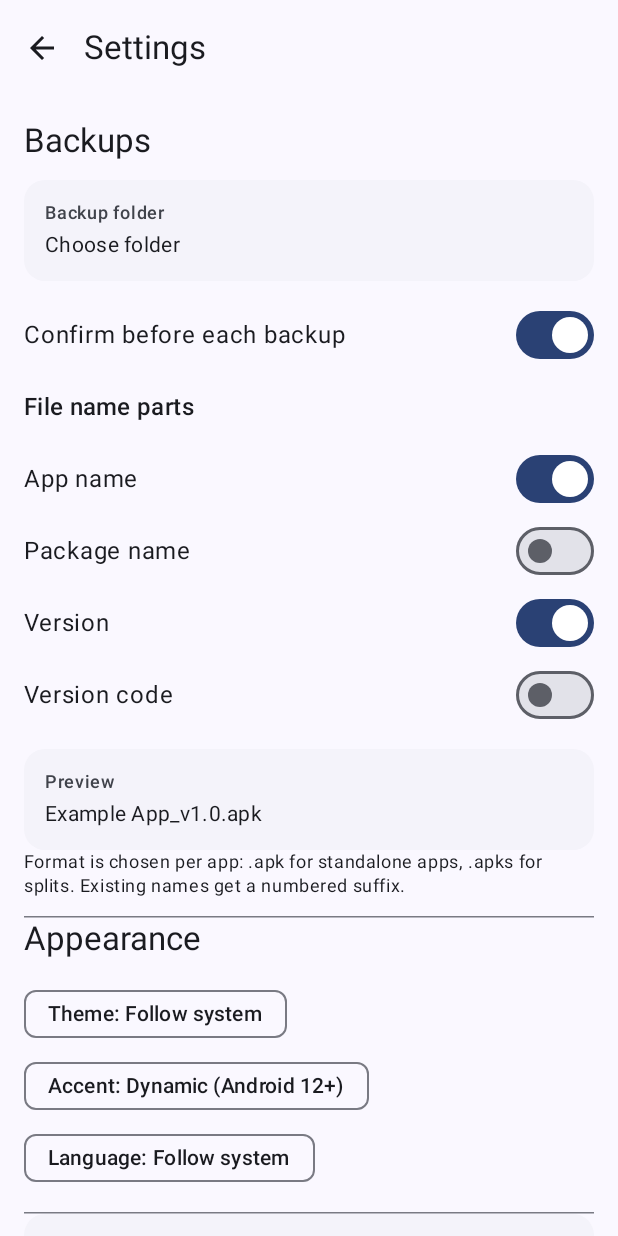
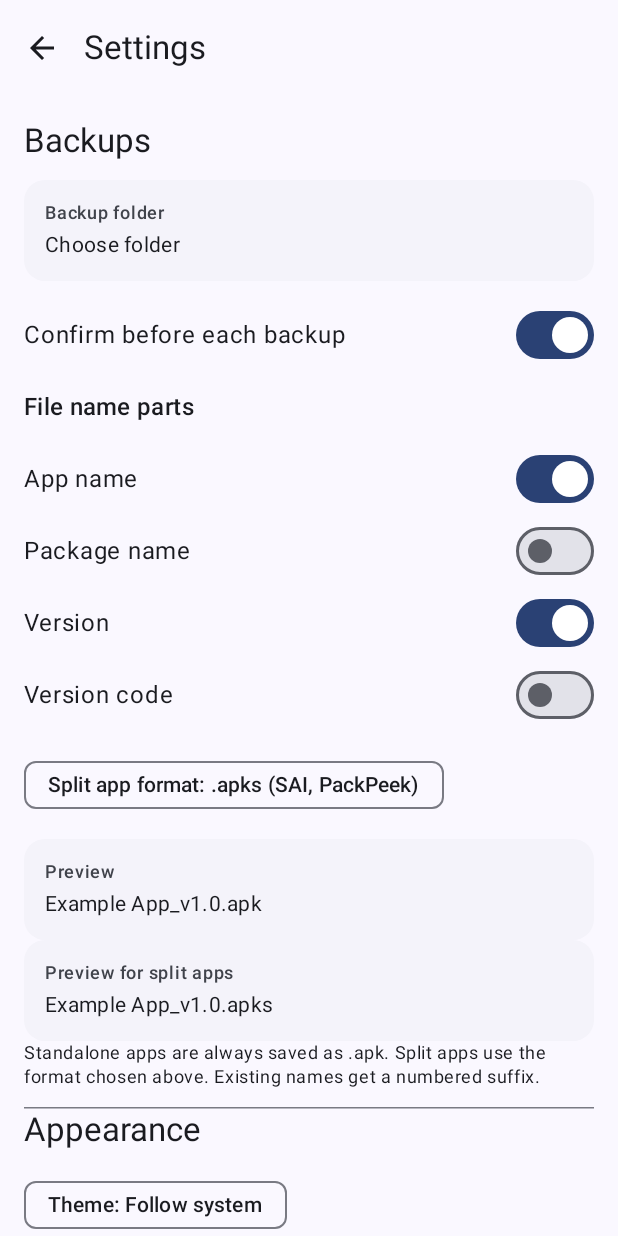
Before and after one commit to dromadi/PackPeek, an Android app built with Jetpack Compose: the SettingsScreen screen opened through its navigation route, on a phone screen of 412 x 824 dp. Run offline under Robolectric (Android 15) with nearby library versions, the phone set to English and light mode, and no system bars; our stand-ins replace Room's generated code; 1 statement that could not run was skipped.

Commit message:
Let users choose the split app output format
Split apps can now be saved as .apks (default), .xapk or .zip from
Settings; standalone apps stay .apk. XAPK output names the base
<package>.apk and each split by its declared split name, and adds a
manifest.json (xapk_version 2) for XAPK installers. List, detail,
confirmation and settings previews show the chosen extension.

Verified on an API 26 emulator with a bundletool split install: the
.xapk held byte-identical APKs and reinstalled with install-multiple.

Co-Authored-By: Claude Opus 5.5 <noreply@anthropic.com>
Claude-Session: https://claude.ai/code/session_012H2ZZbVbWZ825YejzAET6L

```diff
--- a/app/src/main/java/com/packpeek/app/data/SettingsRepository.kt
+++ b/app/src/main/java/com/packpeek/app/data/SettingsRepository.kt
@@ -5,6 +5,7 @@ import androidx.datastore.preferences.SharedPreferencesMigration
 import androidx.datastore.preferences.core.*
 import androidx.datastore.preferences.preferencesDataStore
 import com.packpeek.app.model.NamingConfig
+import com.packpeek.app.model.SplitFormat
 import java.io.IOException
 import kotlinx.coroutines.flow.*
 
@@ -42,6 +43,7 @@ class SettingsRepository(context: Context) {
                         p[booleanPreferencesKey("pkg")] ?: false,
                         p[booleanPreferencesKey("version")] ?: true,
                         p[booleanPreferencesKey("code")] ?: false,
+                        SplitFormat.of(p[stringPreferencesKey("split_format")]),
                     ),
                 )
             }
--- a/app/src/main/java/com/packpeek/app/model/Models.kt
+++ b/app/src/main/java/com/packpeek/app/model/Models.kt
@@ -39,11 +39,26 @@ data class AppRecord(
             }
 }
 
+/** Container for apps installed as base + split APKs. Standalone apps are always .apk. */
+enum class SplitFormat(val extension: String) {
+    /** ZIP of base.apk + splits, read by SAI and PackPeek. */
+    APKS("apks"),
+    /** ZIP with manifest.json, read by APKPure and other XAPK installers. */
+    XAPK("xapk"),
+    /** Same layout as APKS under a generic extension. */
+    ZIP("zip");
+
+    companion object {
+        fun of(value: String?) = entries.firstOrNull { it.name == value } ?: APKS
+    }
+}
+
 data class NamingConfig(
     val name: Boolean = true,
     val pkg: Boolean = false,
     val version: Boolean = true,
     val code: Boolean = false,
+    val split: SplitFormat = SplitFormat.APKS,
 )
 
 object FileNames {
@@ -62,8 +77,12 @@ object FileNames {
             if (config.version) add("v${app.version}")
             if (config.code) add("c${app.versionCode}")
         }
-        return clean(parts.joinToString("_").ifBlank { app.packageName }) + ".${app.format}"
+        return clean(parts.joinToString("_").ifBlank { app.packageName }) +
+            ".${extension(app, config)}"
     }
+
+    fun extension(app: AppRecord, config: NamingConfig): String =
+        if (app.split) config.split.extension else "apk"
 
     fun numbered(name: String, n: Int): String =
         if (n == 0) name
--- a/app/src/main/java/com/packpeek/app/ui/AppsScreen.kt
+++ b/app/src/main/java/com/packpeek/app/ui/AppsScreen.kt
@@ -240,7 +240,11 @@ fun AppsScreen(
                             Row(verticalAlignment = Alignment.CenterVertically) {
                                 Column(Modifier.weight(1f)) {
                                     Text(
-                                        "${sizeText(app.size)} · .${app.format}",
+                                        "${sizeText(app.size)} · ." +
+                                            FileNames.extension(
+                                                app,
+                                                settings?.naming ?: NamingConfig(),
+                                            ),
                                         style = MaterialTheme.typography.labelLarge,
                                         color = MaterialTheme.colorScheme.primary,
                                     )
--- a/app/src/main/java/com/packpeek/app/ui/DetailScreen.kt
+++ b/app/src/main/java/com/packpeek/app/ui/DetailScreen.kt
@@ -29,6 +29,7 @@ import java.util.Date
 @Composable
 fun DetailScreen(vm: MainViewModel, backup: (List<AppRecord>) -> Unit) {
     val state by vm.detail.collectAsStateWithLifecycle()
+    val settings by vm.settings.collectAsStateWithLifecycle()
     val app = state.app ?: return
     val c = LocalContext.current
     val resources = LocalResources.current
@@ -209,7 +210,8 @@ fun DetailScreen(vm: MainViewModel, backup: (List<AppRecord>) -> Unit) {
                         item {
                             InfoRow(
                                 stringResource(R.string.archive_format),
-                                ".${app.format} · ${app.paths.size} APK · ${sizeText(app.size)}",
+                                ".${FileNames.extension(app, settings?.naming ?: NamingConfig())} · " +
+                                    "${app.paths.size} APK · ${sizeText(app.size)}",
                             )
                         }
                         item {
--- a/app/src/main/java/com/packpeek/app/ui/MainViewModel.kt
+++ b/app/src/main/java/com/packpeek/app/ui/MainViewModel.kt
@@ -306,7 +306,7 @@ class MainViewModel(application: Application) : AndroidViewModel(application) {
                             packageName = it.packageName,
                             label = it.label,
                             version = it.version,
-                            format = it.format,
+                            format = FileNames.extension(it, s.naming),
                         )
                     },
                 )
--- a/app/src/main/java/com/packpeek/app/ui/SettingsScreen.kt
+++ b/app/src/main/java/com/packpeek/app/ui/SettingsScreen.kt
@@ -74,7 +74,24 @@ fun SettingsScreen(vm: MainViewModel, folder: () -> Unit, about: () -> Unit) {
             }
         }
         item {
+            ChoiceMenu(
+                stringResource(R.string.split_format),
+                s.naming.split.name,
+                listOf(
+                    SplitFormat.APKS.name to R.string.split_format_apks,
+                    SplitFormat.XAPK.name to R.string.split_format_xapk,
+                    SplitFormat.ZIP.name to R.string.split_format_zip,
+                ),
+            ) {
+                vm.text("split_format", it)
+            }
+        }
+        item {
             InfoRow(stringResource(R.string.preview), FileNames.format(sample, s.naming))
+            InfoRow(
+                stringResource(R.string.preview_split),
+                FileNames.format(sample.copy(splitPaths = listOf("split.apk")), s.naming),
+            )
             Text(
                 stringResource(R.string.format_explanation),
                 style = MaterialTheme.typography.bodySmall,
--- a/app/src/main/res/values/strings.xml
+++ b/app/src/main/res/values/strings.xml
@@ -191,7 +191,7 @@
     <string name="filename_parts">File name parts</string>
     <string name="app_label">App name</string>
     <string name="preview">Preview</string>
-    <string name="format_explanation">Format is chosen per app: .apk for standalone apps, .apks for splits. Existing names get a numbered suffix.</string>
+    <string name="format_explanation">Standalone apps are always saved as .apk. Split apps use the format chosen above. Existing names get a numbered suffix.</string>
     <string name="appearance">Appearance</string>
     <string name="theme">Theme</string>
     <string name="follow_system">Follow system</string>
@@ -222,4 +222,9 @@
     <string name="crash_title">PackPeek stopped last time</string>
     <string name="crash_body">The error details are saved on this device only. Copy them and send them to the developer.</string>
     <string name="crash_copy">Copy error log</string>
+    <string name="split_format">Split app format</string>
+    <string name="split_format_apks">.apks (SAI, PackPeek)</string>
+    <string name="split_format_xapk">.xapk (APKPure, XAPK installers)</string>
+    <string name="split_format_zip">.zip (plain archive)</string>
+    <string name="preview_split">Preview for split apps</string>
 </resources>
```
Also changed, not shown: app/src/main/java/com/packpeek/app/engine/Extractor.kt (+57 -7 lines), 4 other files.
